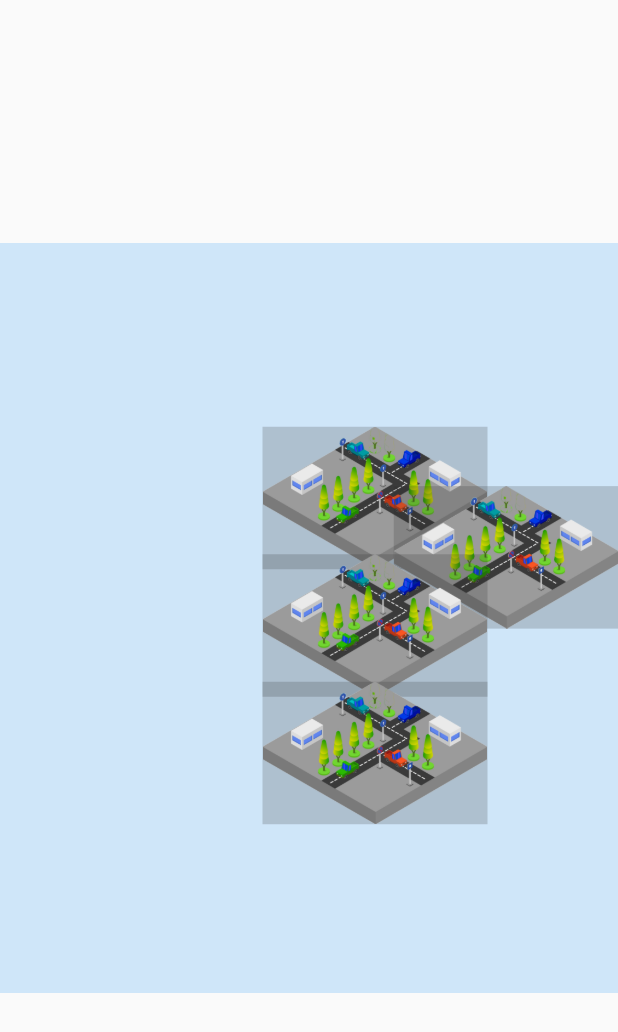
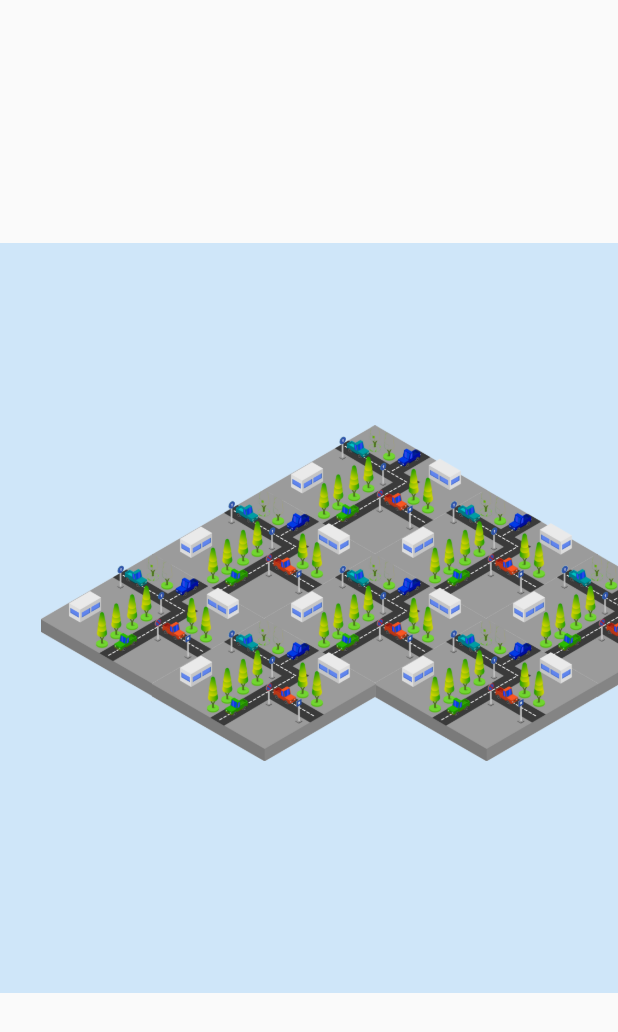
Before and after one commit to abuzar-rasool/flutter_puzzle_hack, a Flutter app: the screen it shows after launch, on a phone screen of 412 x 824 dp. Shown: the top 1032 px of the screen. Run offline on Flutter 3.47's test engine with Material 2 defaults, Android fonts, the phone set to English and light mode, and no system bars.

Commit message:
completed block plavements

```diff
--- a/lib/main.dart
+++ b/lib/main.dart
@@ -1,3 +1,5 @@
+// ignore_for_file: prefer_const_constructors
+
 import 'package:flutter/material.dart';
 import 'dart:math';
 
@@ -14,53 +16,35 @@ class _MyAppState extends State<MyApp> {
   Offset? center;
   Offset? init;
   double? vertical_offset;
+  double? horizontal_offset;
   Offset? image_dimensions;
   Offset? _scale;
+  Offset? offset;
 
   @override
   void initState() {
-    // TODO: implement initState
     super.initState();
     center = Offset(250, 250);
     init = Offset(center!.dx - 75.0, center!.dy - 42.5);
-    vertical_offset = 10;
     image_dimensions = Offset(150, 95);
-    _scale = Offset(180, 105);
+    offset = Offset(image_dimensions!.dx - 2, image_dimensions!.dy - 9);
   }
-
-  // double func_f(double x) {
-  //   return (_scale!.dy / _scale!.dx) * x;
-  // }
 
   @override
   Widget build(BuildContext context) {
     List<Widget> blocks = [
-      //1st row
-
-      // center top
-      Block(x: init!.dx, y: init!.dy - image_dimensions!.dy + vertical_offset!),
-
-      // left center
-      Block(
-          x: init!.dx + (image_dimensions!.dx * (_scale!.dy / _scale!.dx)),
-          y: init!.dy -
-              (image_dimensions!.dy * (_scale!.dy / _scale!.dx)) +
-              vertical_offset!),
-
-      // center
+      // first row
+      Block(x: init!.dx, y: init!.dy - offset!.dy),
+      Block(x: init!.dx + offset!.dx / 2, y: init!.dy - offset!.dy / 2),
+      Block(x: init!.dx + offset!.dx, y: init!.dy),
+      //second row
+      Block(x: init!.dx - offset!.dx / 2, y: init!.dy - offset!.dy / 2),
       Block(x: init!.dx, y: init!.dy),
-      // center bottom
-      Block(x: init!.dx, y: init!.dy + image_dimensions!.dy - vertical_offset!),
-
-      // Positioned(top: 100, right: 0, child: Block()),
-      //2nd row
-      // Positioned(top: 65, right: 181, child: Block()),
-      // Positioned(top: 125 - 10, right: 175, child: Block()),
-      // Positioned(top: 135, right: 61, child: Block()),
-      //3rd row
-      // Positioned(top: 100, right: 242, child: Block()),
-      // Positioned(top: 135, right: 182, child: Block()),
-      // Positioned(top: 210 - 10, right: 175, child: Block()),
+      Block(x: init!.dx + offset!.dx / 2, y: init!.dy + offset!.dy / 2),
+      //thrid row
+      Block(x: init!.dx - offset!.dx, y: init!.dy),
+      Block(x: init!.dx - offset!.dx / 2, y: init!.dy + offset!.dy / 2),
+      Block(x: init!.dx, y: init!.dy + offset!.dy, empty: true),
     ];
 
     return MaterialApp(
@@ -91,30 +75,31 @@ class _MyAppState extends State<MyApp> {
 class Block extends StatelessWidget {
   double? x;
   double? y;
+  bool empty;
 
   Block({
     Key? key,
     @required this.x,
     @required this.y,
+    this.empty = false,
   }) : super(key: key);
 
   Color randomColor() {
-    return Color.fromARGB(255, Random().nextInt(255), Random().nextInt(255),
-            Random().nextInt(255))
-        .withOpacity(0.2);
+    return Color.fromARGB(255, Random().nextInt(255), Random().nextInt(255), Random().nextInt(255)).withOpacity(0);
   }
 
   @override
   Widget build(BuildContext context) {
-    return Positioned(
-      top: this.y,
-      left: this.x,
+    return AnimatedPositioned(
+      duration: Duration(milliseconds: 500),
+      top: y,
+      left: x,
       child: Container(
           color: randomColor(),
           width: 150,
           height: 95,
           alignment: Alignment.center,
-          child: Image.asset('assets/block.png', fit: BoxFit.contain)),
+          child: empty ? Container() : Image.asset('assets/block.png', fit: BoxFit.contain)),
     );
   }
 }
```
